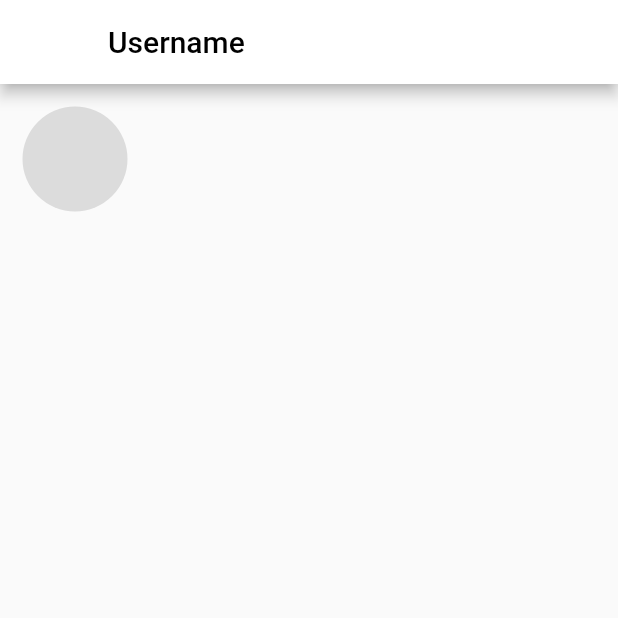
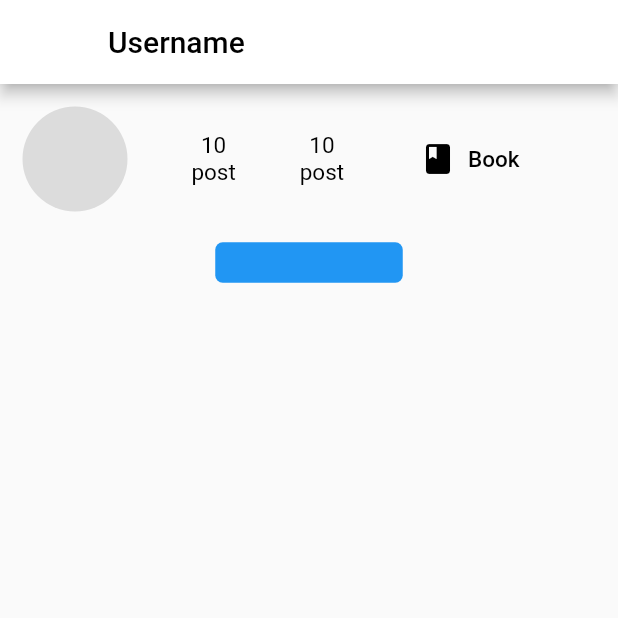
Before and after one commit to etiamayedze/master_project, a Flutter app: the UserProfile screen opened directly, on a phone screen of 412 x 824 dp, the top half of it. Run offline on Flutter 3.47's test engine with Material 2 defaults, Android fonts, the phone set to English and light mode, and no system bars; our stand-ins replace cloud_firestore, firebase_auth, firebase_core, firebase_storage, flutter_svg, fluttertoast and 5 more; accounts and stored records are empty; project files that could hold a hidden picture were left out.

Commit message:
:construction: first shot profil page

```diff
--- a/lib/screens/profile/user_profile.dart
+++ b/lib/screens/profile/user_profile.dart
@@ -35,6 +35,52 @@ class _UserProfileState extends State<UserProfile> {
                       radius: 35,
                       backgroundColor: Colors.black12,
                     ),
+                    Expanded(
+                      flex: 1,
+                      child: Row(
+                        mainAxisAlignment: MainAxisAlignment.spaceEvenly,
+                        mainAxisSize: MainAxisSize.min,
+                        children: [
+                          customedColumn("post", 10),
+                          customedColumn("post", 10),
+                          TextButton.icon(
+                              label: Text(
+                                'Book',
+                                style: GoogleFonts.mochiyPopOne(
+                                  color: CupertinoColors.black,
+                                  fontSize: 15,
+                                ),
+                              ),
+                              icon: Icon(Icons.book,
+                              color: Colors.black,),
+                              onPressed: () {
+                                print('Pressed');
+                              })
+                        ],
+                      ),
+                    ),
+                  ],
+                ),
+                Row(
+                  mainAxisAlignment: MainAxisAlignment.spaceEvenly,
+                  children: [
+                    Container(
+                      padding: const EdgeInsets.only(top: 10),
+                      child: TextButton(
+                        child: Container(
+                          decoration: BoxDecoration(
+                            borderRadius: BorderRadius.circular(5),
+                            color: Colors.blue,
+
+                          ),
+                          alignment: Alignment.center,
+                          child: Text('ok'),
+                          height: 27,
+                          width: 125,
+                        ),
+                        onPressed: (){},
+                      ),
+                    ),
                   ],
                 ),
               ],
@@ -42,7 +88,29 @@ class _UserProfileState extends State<UserProfile> {
           ),
         ],
       ),
+    );
+  }
 
+  Column customedColumn(String label, [int? num]) {
+    return Column(
+      mainAxisAlignment: MainAxisAlignment.center,
+      mainAxisSize: MainAxisSize.min,
+      children: [
+        Text(
+          num.toString(),
+          style: GoogleFonts.mochiyPopOne(
+            color: CupertinoColors.black,
+            fontSize: 15,
+          ),
+        ),
+        Text(
+          label,
+          style: GoogleFonts.mochiyPopOne(
+            color: CupertinoColors.black,
+            fontSize: 15,
+          ),
+        ),
+      ],
     );
   }
 }
```
Lines whose indentation alone changed are shown as unchanged.
